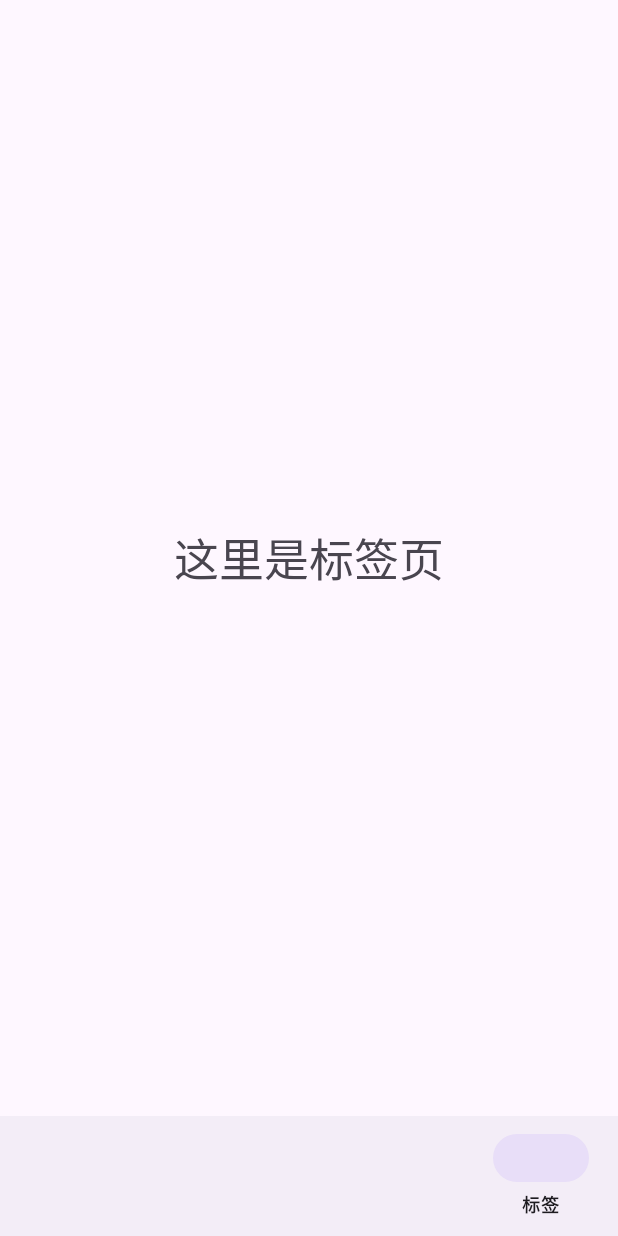
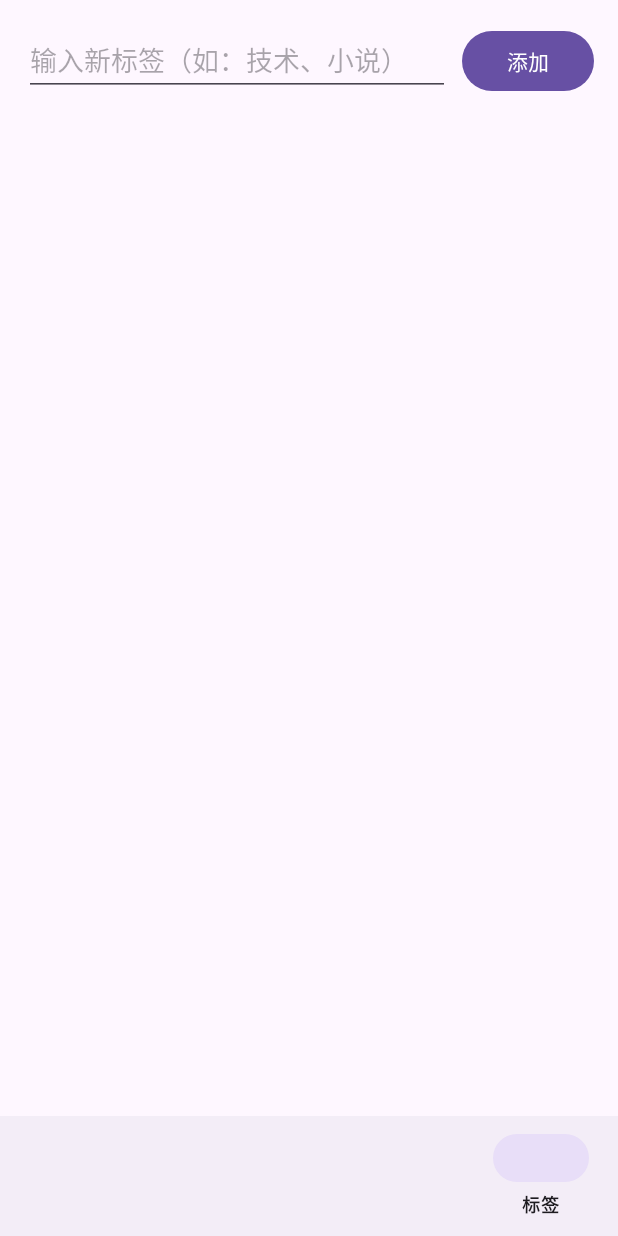
Before and after one commit to xybxx0210/BookCollection2, an Android app: the screen it shows after launch (MainActivity), item 4 of the bottom bar chosen, on a phone screen of 412 x 824 dp. Run offline under Robolectric (Android 15) with nearby library versions, the phone set to English and light mode, and no system bars; our stand-ins replace Room's generated code.

Commit message:
10.标签分类模块CRUD

```diff
--- /dev/null
+++ b/app/src/main/java/com/example/bookcollection/ui/tag/TagAdapter.kt
@@ -0,0 +1,48 @@
+package com.example.bookcollection.ui.tag
+
+import android.view.LayoutInflater
+import android.view.View
+import android.view.ViewGroup
+import android.widget.Button
+import android.widget.TextView
+import androidx.recyclerview.widget.RecyclerView
+import com.example.bookcollection.R
+import com.example.bookcollection.data.local.entity.TagEntity
+
+class TagAdapter : RecyclerView.Adapter<TagAdapter.TagViewHolder>() {
+
+    private var tagList = listOf<TagEntity>()
+
+    // 点击删除的回调
+    var onDeleteClick: ((TagEntity) -> Unit)? = null
+
+    fun submitList(newList: List<TagEntity>) {
+        tagList = newList
+        notifyDataSetChanged()
+    }
+
+    override fun onCreateViewHolder(parent: ViewGroup, viewType: Int): TagViewHolder {
+        val view = LayoutInflater.from(parent.context).inflate(R.layout.item_tag, parent, false)
+        return TagViewHolder(view)
+    }
+
+    override fun onBindViewHolder(holder: TagViewHolder, position: Int) {
+        val tag = tagList[position]
+        holder.bind(tag)
+    }
+
+    override fun getItemCount(): Int = tagList.size
+
+    inner class TagViewHolder(itemView: View) : RecyclerView.ViewHolder(itemView) {
+        private val tvTagName: TextView = itemView.findViewById(R.id.tvTagName)
+        private val btnDeleteTag: Button = itemView.findViewById(R.id.btnDeleteTag)
+
+        fun bind(tag: TagEntity) {
+            tvTagName.text = tag.name
+
+            btnDeleteTag.setOnClickListener {
+                onDeleteClick?.invoke(tag)
+            }
+        }
+    }
+}
--- a/app/src/main/java/com/example/bookcollection/ui/tag/TagFragment.kt
+++ b/app/src/main/java/com/example/bookcollection/ui/tag/TagFragment.kt
@@ -1,6 +1,69 @@
 package com.example.bookcollection.ui.tag
 
+import android.os.Bundle
+import android.view.View
+import android.widget.Button
+import android.widget.EditText
+import android.widget.Toast
 import androidx.fragment.app.Fragment
+import androidx.lifecycle.lifecycleScope
+import androidx.recyclerview.widget.LinearLayoutManager
+import androidx.recyclerview.widget.RecyclerView
 import com.example.bookcollection.R
+import com.example.bookcollection.data.local.AppDatabase
+import com.example.bookcollection.data.local.entity.TagEntity
+import kotlinx.coroutines.launch
 
-class TagFragment : Fragment(R.layout.fragment_tag)
+class TagFragment : Fragment(R.layout.fragment_tag) {
+
+    private lateinit var adapter: TagAdapter
+    private lateinit var db: AppDatabase
+
+    override fun onViewCreated(view: View, savedInstanceState: Bundle?) {
+        super.onViewCreated(view, savedInstanceState)
+        db = AppDatabase.getInstance(requireContext())
+
+        val etTagName = view.findViewById<EditText>(R.id.etTagName)
+        val btnAddTag = view.findViewById<Button>(R.id.btnAddTag)
+        val rvTags = view.findViewById<RecyclerView>(R.id.rvTags)
+
+        adapter = TagAdapter()
+        rvTags.layoutManager = LinearLayoutManager(requireContext())
+        rvTags.adapter = adapter
+
+        // 1. 监听数据库，实时刷新列表
+        viewLifecycleOwner.lifecycleScope.launch {
+            db.tagDao().observeAll().collect { tags ->
+                adapter.submitList(tags)
+            }
+        }
+
+        // 2. 添加标签逻辑
+        btnAddTag.setOnClickListener {
+            val tagName = etTagName.text.toString().trim()
+            if (tagName.isEmpty()) {
+                Toast.makeText(requireContext(), "标签名不能为空", Toast.LENGTH_SHORT).show()
+                return@setOnClickListener
+            }
+
+            viewLifecycleOwner.lifecycleScope.launch {
+                // 因为我们在 TagEntity 里设置了唯一索引，重复添加会返回 -1
+                val result = db.tagDao().insert(TagEntity(name = tagName))
+                if (result != -1L) {
+                    Toast.makeText(requireContext(), "添加成功", Toast.LENGTH_SHORT).show()
+                    etTagName.text.clear()
+                } else {
+                    Toast.makeText(requireContext(), "该标签已存在", Toast.LENGTH_SHORT).show()
+                }
+            }
+        }
+
+        // 3. 删除标签逻辑
+        adapter.onDeleteClick = { tag ->
+            viewLifecycleOwner.lifecycleScope.launch {
+                db.tagDao().delete(tag)
+                Toast.makeText(requireContext(), "已删除标签: ${tag.name}", Toast.LENGTH_SHORT).show()
+            }
+        }
+    }
+}
--- a/app/src/main/res/layout/fragment_tag.xml
+++ b/app/src/main/res/layout/fragment_tag.xml
@@ -1,7 +1,38 @@
 <?xml version="1.0" encoding="utf-8"?>
-<TextView xmlns:android="http://schemas.android.com/apk/res/android"
+<LinearLayout xmlns:android="http://schemas.android.com/apk/res/android"
     android:layout_width="match_parent"
     android:layout_height="match_parent"
-    android:gravity="center"
-    android:text="这里是标签页"
-    android:textSize="30sp" />
+    android:orientation="vertical"
+    android:padding="16dp">
+
+    <!-- 顶部添加标签区域 -->
+    <LinearLayout
+        android:layout_width="match_parent"
+        android:layout_height="wrap_content"
+        android:orientation="horizontal">
+
+        <EditText
+            android:id="@+id/etTagName"
+            android:layout_width="0dp"
+            android:layout_height="wrap_content"
+            android:layout_weight="1"
+            android:hint="输入新标签（如：技术、小说）"
+            android:maxLines="1"
+            android:inputType="text" />
+
+        <Button
+            android:id="@+id/btnAddTag"
+            android:layout_width="wrap_content"
+            android:layout_height="wrap_content"
+            android:layout_marginStart="8dp"
+            android:text="添加" />
+    </LinearLayout>
+
+    <!-- 标签列表 -->
+    <androidx.recyclerview.widget.RecyclerView
+        android:id="@+id/rvTags"
+        android:layout_width="match_parent"
+        android:layout_height="match_parent"
+        android:layout_marginTop="16dp" />
+
+</LinearLayout>
```
Also changed, not shown: app/src/main/res/layout/item_tag.xml (added, +26 -0 lines).
